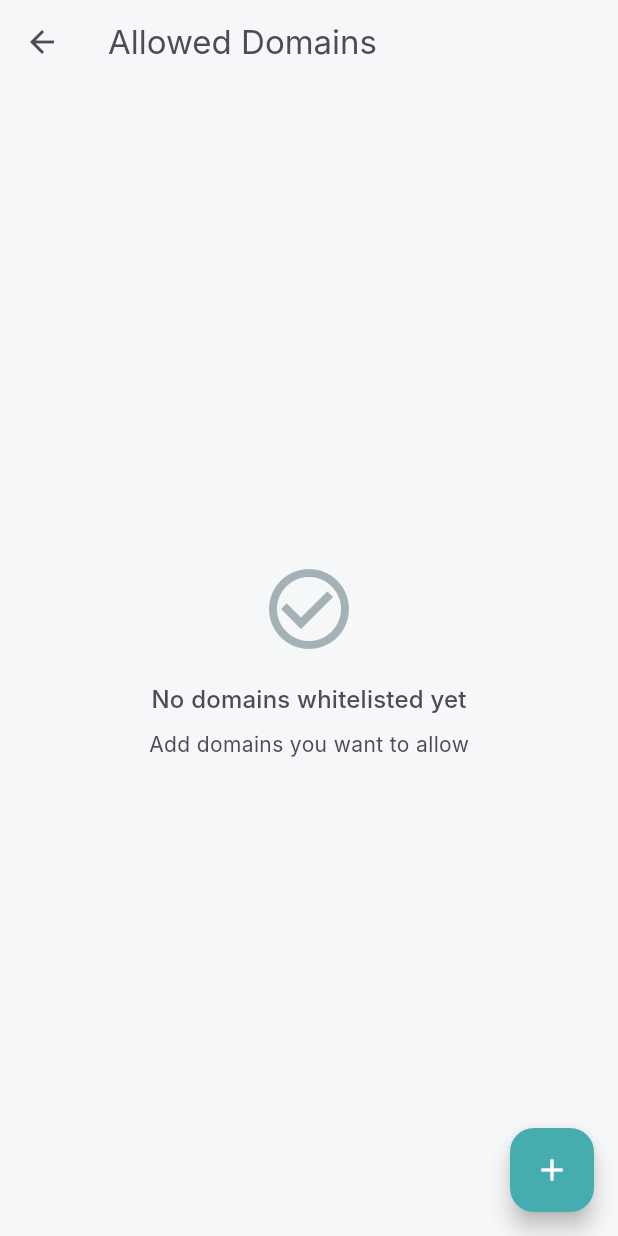
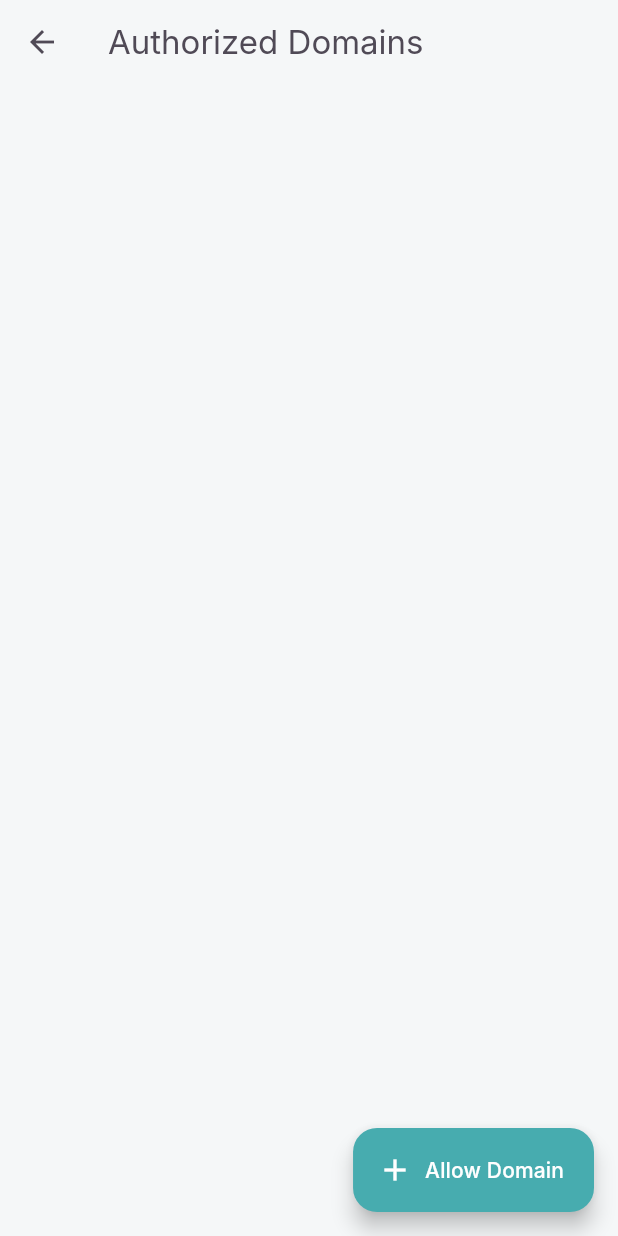
Before and after one commit to dennismutuku2005/admenii, a Flutter app: the WhitelistScreen screen opened directly, on a phone screen of 412 x 824 dp. Run offline on Flutter 3.47's test engine with Material 3 defaults, Android fonts, the phone set to English and light mode, and no system bars; our stand-ins replace sqflite; missing offline and left inert: dart:ffi; accounts and stored records are empty; Roboto replaces fonts that are missing (Inter).

Commit message:
update: refined whitelist_screen.dart functionality

```diff
--- a/lib/screens/whitelist_screen.dart
+++ b/lib/screens/whitelist_screen.dart
@@ -7,40 +7,23 @@ class WhitelistScreen extends StatelessWidget {
 
   @override
   Widget build(BuildContext context) {
-    final theme = Theme.of(context);
     return Scaffold(
-      appBar: AppBar(title: const Text('Allowed Domains')),
+      appBar: AppBar(title: const Text('Authorized Domains')),
       body: Consumer<AdBlockerProvider>(
         builder: (context, provider, _) {
-          if (provider.whitelist.isEmpty) {
-            return Center(
-              child: Column(
-                mainAxisAlignment: MainAxisAlignment.center,
-                children: [
-                  Icon(Icons.check_circle_outline, size: 64, color: theme.colorScheme.secondary.withOpacity(0.5)),
-                  const SizedBox(height: 16),
-                  Text('No domains whitelisted yet', style: theme.textTheme.titleMedium),
-                  const SizedBox(height: 8),
-                  Text('Add domains you want to allow', style: theme.textTheme.bodyMedium),
-                ],
-              ),
-            );
-          }
           return ListView.builder(
-            padding: const EdgeInsets.all(16),
+            padding: const EdgeInsets.all(32),
             itemCount: provider.whitelist.length,
             itemBuilder: (context, index) {
               final domain = provider.whitelist[index];
               return Card(
                 margin: const EdgeInsets.only(bottom: 12),
                 child: ListTile(
-                  leading: const CircleAvatar(
-                    backgroundColor: Color(0xFF47ACAF), // Tropical Teal
-                    child: Icon(Icons.check, color: Colors.white),
-                  ),
-                  title: Text(domain, style: theme.textTheme.titleMedium),
+                  contentPadding: const EdgeInsets.symmetric(horizontal: 24),
+                  leading: const Icon(Icons.check_circle_rounded, color: Color(0xFF47ACAF), size: 18),
+                  title: Text(domain, style: const TextStyle(fontWeight: FontWeight.w500)),
                   trailing: IconButton(
-                    icon: const Icon(Icons.delete_outline, color: Color(0xFFED5550)),
+                    icon: const Icon(Icons.delete_outline_rounded, size: 18),
                     onPressed: () => provider.removeWhitelist(domain),
                   ),
                 ),
@@ -49,10 +32,11 @@ class WhitelistScreen extends StatelessWidget {
           );
         },
       ),
-      floatingActionButton: FloatingActionButton(
-        backgroundColor: theme.primaryColor,
+      floatingActionButton: FloatingActionButton.extended(
+        backgroundColor: const Color(0xFF47ACAF),
         onPressed: () => _showAddDialog(context),
-        child: const Icon(Icons.add, color: Colors.white),
+        icon: const Icon(Icons.add, color: Colors.white),
+        label: const Text('Allow Domain', style: TextStyle(color: Colors.white)),
       ),
     );
   }
@@ -62,13 +46,10 @@ class WhitelistScreen extends StatelessWidget {
     showDialog(
       context: context,
       builder: (context) => AlertDialog(
-        title: const Text('Allow Domain'),
+        title: const Text('Add to Whitelist'),
         content: TextField(
           controller: controller,
-          decoration: const InputDecoration(
-            hintText: 'e.g., google.com',
-            border: OutlineInputBorder(),
-          ),
+          decoration: const InputDecoration(hintText: 'trusted-site.com', border: OutlineInputBorder()),
         ),
         actions: [
           TextButton(onPressed: () => Navigator.pop(context), child: const Text('Cancel')),
```
